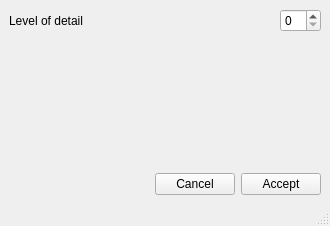
Above: cassandra/uis/Settings.ui from xrubio/pandora before the change. Below: the same form after it.
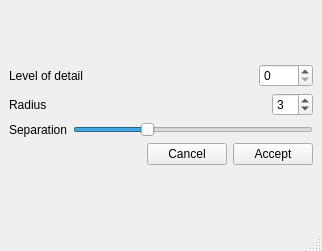
That is the form after the change.

```diff
--- a/cassandra/uis/Settings.ui
+++ b/cassandra/uis/Settings.ui
@@ -6,8 +6,8 @@
    <rect>
     <x>0</x>
     <y>0</y>
-    <width>330</width>
-    <height>226</height>
+    <width>322</width>
+    <height>251</height>
    </rect>
   </property>
   <property name="windowTitle">
@@ -17,7 +17,7 @@
    <layout class="QGridLayout" name="gridLayout_2">
     <item row="0" column="0">
      <layout class="QGridLayout" name="gridLayout">
-      <item row="0" column="0">
+      <item row="0" column="1">
        <layout class="QHBoxLayout" name="horizontalLayout">
         <item>
          <widget class="QLabel" name="label">
@@ -40,11 +40,15 @@
          </spacer>
         </item>
         <item>
-         <widget class="QSpinBox" name="LODspinBox"/>
+         <widget class="QSpinBox" name="LODspinBox">
+          <property name="maximum">
+           <number>1000</number>
+          </property>
+         </widget>
         </item>
        </layout>
       </item>
-      <item row="2" column="0">
+      <item row="11" column="1">
        <layout class="QHBoxLayout" name="horizontalLayout_2">
         <item>
          <spacer name="horizontalSpacer_2">
@@ -75,18 +79,72 @@
         </item>
        </layout>
       </item>
-      <item row="1" column="0">
-       <spacer name="verticalSpacer">
-        <property name="orientation">
-         <enum>Qt::Vertical</enum>
-        </property>
-        <property name="sizeHint" stdset="0">
-         <size>
-          <width>20</width>
-          <height>40</height>
-         </size>
-        </property>
-       </spacer>
+      <item row="1" column="1">
+       <layout class="QHBoxLayout" name="horizontalLayout_3">
+        <item>
+         <widget class="QLabel" name="label_2">
+          <property name="text">
+           <string>Radius</string>
+          </property>
+         </widget>
+        </item>
+        <item>
+         <spacer name="horizontalSpacer_3">
+          <property name="orientation">
+           <enum>Qt::Horizontal</enum>
+          </property>
+          <property name="sizeHint" stdset="0">
+           <size>
+            <width>40</width>
+            <height>20</height>
+           </size>
+          </property>
+         </spacer>
+        </item>
+        <item>
+         <widget class="QSpinBox" name="spinBox">
+          <property name="minimum">
+           <number>1</number>
+          </property>
+          <property name="value">
+           <number>3</number>
+          </property>
+         </widget>
+        </item>
+       </layout>
+      </item>
+      <item row="3" column="1">
+       <layout class="QHBoxLayout" name="horizontalLayout_5">
+        <item>
+         <widget class="QLabel" name="label_3">
+          <property name="text">
+           <string>Separation</string>
+          </property>
+         </widget>
+        </item>
+        <item>
+         <widget class="QSlider" name="horizontalSlider">
+          <property name="minimum">
+           <number>1</number>
+          </property>
+          <property name="maximum">
+           <number>1000</number>
+          </property>
+          <property name="singleStep">
+           <number>5</number>
+          </property>
+          <property name="sliderPosition">
+           <number>300</number>
+          </property>
+          <property name="tracking">
+           <bool>true</bool>
+          </property>
+          <property name="orientation">
+           <enum>Qt::Horizontal</enum>
+          </property>
+         </widget>
+        </item>
+       </layout>
       </item>
      </layout>
     </item>
```
Left out of the diff: 79 changed lines with no effect on the pictures.
